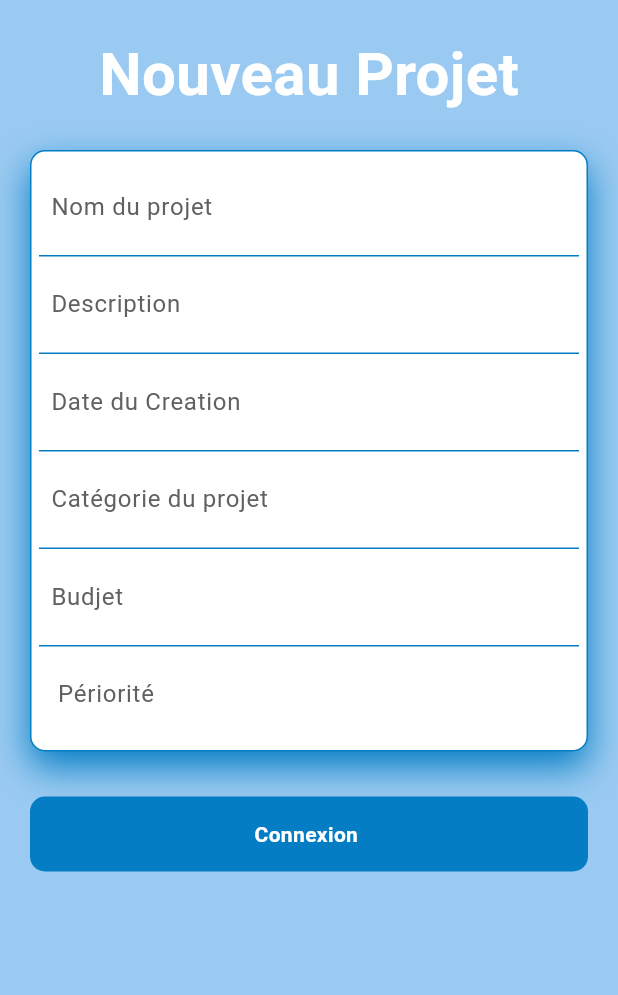
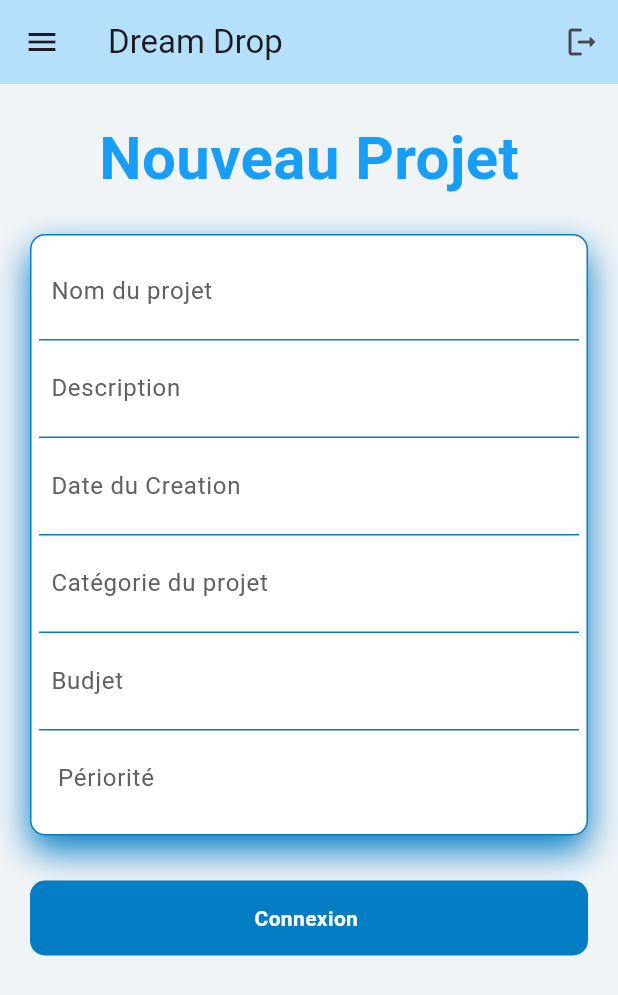
Before and after one commit to warda102/dreamdrop-flutter, a Flutter app: the MyProjet screen opened directly, on a phone screen of 412 x 824 dp. Shown: the top 995 px of the screen. Run offline on Flutter 3.47's test engine with Material 3 defaults, Android fonts, the phone set to English and light mode, and no system bars; our stand-ins replace animate_do; network calls fail.

```diff
--- a/lib/main.dart
+++ b/lib/main.dart
@@ -1,7 +1,7 @@
 import 'package:flutter/material.dart';
 import 'package:animate_do/animate_do.dart';
 import '../compte.dart';
-import 'home .dart';
+import 'home.dart';
 import 'dart:math';
 
 void main() => runApp(MaterialApp(
--- a/lib/projet.dart
+++ b/lib/projet.dart
@@ -1,17 +1,27 @@
 import 'package:flutter/material.dart';
 import 'package:animate_do/animate_do.dart';
 import 'dart:math';
+import 'home.dart';
 
 void main() => runApp(MaterialApp(
       debugShowCheckedModeBanner: false,
       home: MyProjet(),
     ));
 
-class MyProjet extends StatelessWidget {
+class MyProjet extends StatefulWidget {
+  final String title;
+  const MyProjet({this.title = 'Dream Drop'});
+
   @override
-  Widget build(BuildContext context) {
+  _MyProjetState createState() => _MyProjetState();
+}
+
+class _MyProjetState extends State<MyProjet> {
+  var imagesVisible = true;
+  var cardContent = [];
+  Widget builBody() {
     return Scaffold(
-        backgroundColor: Color.fromARGB(255, 154, 202, 241),
+        backgroundColor: Color.fromARGB(255, 241, 244, 247),
         body: SingleChildScrollView(
           child: Container(
             child: Column(
@@ -29,7 +39,7 @@ class MyProjet extends StatelessWidget {
                                 child: Text(
                                   "Nouveau Projet",
                                   style: TextStyle(
-                                      color: Colors.white,
+                                      color: Color.fromARGB(255, 22, 158, 248),
                                       fontSize: 40,
                                       fontWeight: FontWeight.bold),
                                 ),
@@ -178,4 +188,103 @@ class MyProjet extends StatelessWidget {
           ),
         ));
   }
+
+  AppBar _buildAppBar() {
+    return AppBar(
+      backgroundColor: Color.fromARGB(115, 90, 197, 247),
+      title: Text(widget.title),
+      actions: [
+        IconButton(
+          icon: Icon(Icons.logout_rounded),
+          onPressed: () {
+            Navigator.of(context).popUntil((route) => route.isFirst);
+          },
+        ),
+      ],
+    );
+  }
+
+  Widget build(BuildContext context) {
+    return Scaffold(
+        appBar: _buildAppBar(),
+        body: builBody(),
+        drawer: Drawer(
+          child: ListView(
+            padding: EdgeInsets.zero,
+            children: [
+              const UserAccountsDrawerHeader(
+                currentAccountPicture: CircleAvatar(
+                  backgroundImage: NetworkImage(''),
+                ),
+                accountEmail: Text('Adresse mail'),
+                accountName: Text(
+                  'User',
+                  style: TextStyle(fontSize: 24.0),
+                ),
+                decoration: BoxDecoration(
+                  color: Color.fromARGB(115, 90, 197, 247),
+                ),
+              ),
+              ListTile(
+                leading: const Icon(Icons.grading),
+                title: const Text(
+                  'Finance',
+                  style: TextStyle(fontSize: 18.0),
+                ),
+                onTap: () {
+                  Navigator.pushReplacement(
+                    context,
+                    MaterialPageRoute<void>(
+                      builder: (BuildContext context) => const HomePage(
+                        title: 'Finance',
+                      ),
+                    ),
+                  );
+                },
+              ),
+              ListTile(
+                leading: const Icon(Icons.lightbulb),
+                title: const Text(
+                  'Ajout un projet',
+                  style: TextStyle(fontSize: 18.0),
+                ),
+                onTap: () {
+                  Navigator.pushReplacement(
+                    context,
+                    MaterialPageRoute<void>(
+                      builder: (BuildContext context) => MyProjet(),
+                    ),
+                  );
+                },
+              ),
+              ListTile(
+                leading: const Icon(Icons.list),
+                title: const Text(
+                  'Liste Des Projets',
+                  style: TextStyle(fontSize: 18.0),
+                ),
+                onTap: () {
+                  Navigator.pushReplacement(
+                    context,
+                    MaterialPageRoute<void>(
+                      builder: (BuildContext context) => const HomePage(
+                        title: 'Liste Des Projets',
+                      ),
+                    ),
+                  );
+                },
+              ),
+            ],
+          ),
+        ));
+  }
+
+  Container _buildBody() {
+    return Container(
+      padding: const EdgeInsets.all(16.0),
+      child: SingleChildScrollView(
+        scrollDirection: Axis.vertical,
+      ),
+    );
+  }
 }
```
Also changed, not shown: lib/home.dart (renamed from lib/home .dart, +9 -30 lines).
